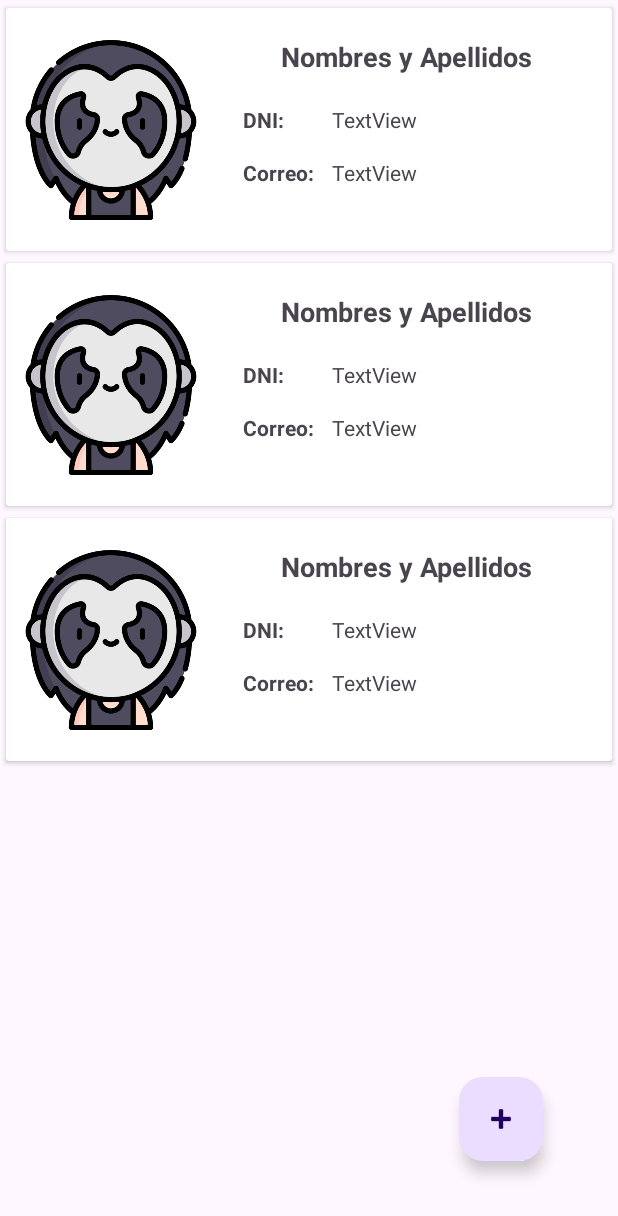
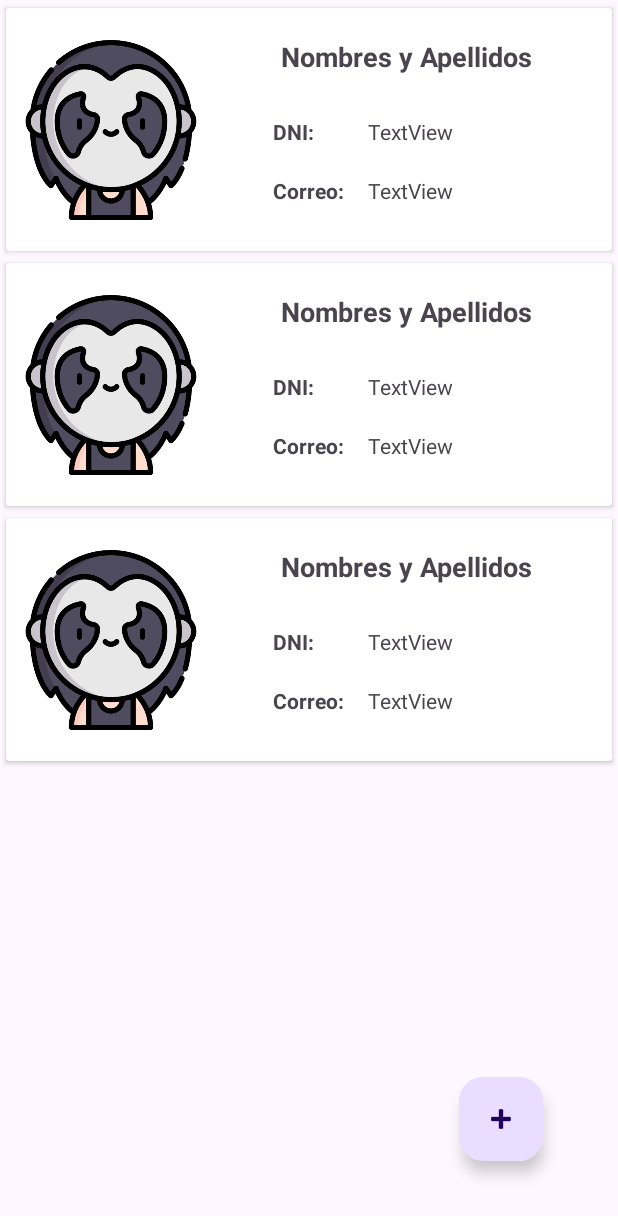
Before and after one commit to MariaCervantesAquino/androidupc, an Android app: the layout activity_main.xml on its own in the app's theme, with its tools: preview values and no code run, on a phone screen of 412 x 824 dp. Shown: the top 1216 px of the screen. Run offline under Robolectric (Android 15) with nearby library versions, the phone set to English and light mode, and no system bars; network calls fail.

Commit message:
lanzamos los datos al emulador desde la URL

```diff
--- a/app/src/main/java/com/cervantes/proyectosemana5/WebService.kt
+++ b/app/src/main/java/com/cervantes/proyectosemana5/WebService.kt
@@ -7,14 +7,11 @@ import retrofit2.converter.gson.GsonConverterFactory
 import retrofit2.http.GET
 
 object AppConstantes {
-    const val BASE_URL = "http://192.168.0.9:3000/"
+    const val BASE_URL = "http://192.168.0.9:3000"
 }
 interface WebService {
-
     @GET("/personas")
     suspend fun obtenerPersonas():Response<PersonasResponse>
-
-
 
     }
 
--- a/app/src/main/res/layout/activity_main.xml
+++ b/app/src/main/res/layout/activity_main.xml
@@ -8,7 +8,7 @@
     tools:context=".MainActivity">
 
     <com.google.android.material.floatingactionbutton.FloatingActionButton
-        android:id="@+id/floatingActionButton"
+        android:id="@+id/btnNuevo"
         android:layout_width="wrap_content"
         android:layout_height="wrap_content"
         android:layout_marginEnd="50dp"
@@ -19,13 +19,15 @@
         app:srcCompat="@android:drawable/ic_input_add" />
 
     <androidx.recyclerview.widget.RecyclerView
+        android:id="@+id/rvPersonas"
         android:layout_width="409dp"
         android:layout_height="657dp"
         android:layout_marginStart="1dp"
         android:layout_marginTop="1dp"
         android:layout_marginEnd="1dp"
-        tools:listitem="@layout/fila"
         app:layout_constraintEnd_toEndOf="parent"
+        app:layout_constraintHorizontal_bias="0.0"
         app:layout_constraintStart_toStartOf="parent"
-        app:layout_constraintTop_toTopOf="parent" />
+        app:layout_constraintTop_toTopOf="parent"
+        tools:listitem="@layout/fila" />
 </androidx.constraintlayout.widget.ConstraintLayout>
--- a/app/src/main/res/layout/fila.xml
+++ b/app/src/main/res/layout/fila.xml
@@ -1,6 +1,7 @@
 <?xml version="1.0" encoding="utf-8"?>
 <LinearLayout xmlns:android="http://schemas.android.com/apk/res/android"
     xmlns:app="http://schemas.android.com/apk/res-auto"
+    xmlns:tools="http://schemas.android.com/tools"
     android:orientation="vertical"
     android:layout_width="match_parent"
     android:layout_height="170dp">
@@ -25,7 +26,7 @@
                 app:srcCompat="@drawable/iconogotico" />
 
             <TextView
-                android:id="@+id/FilaNombres"
+                android:id="@+id/filaNombres"
                 android:layout_width="wrap_content"
                 android:layout_height="wrap_content"
                 android:layout_marginTop="20dp"
@@ -40,29 +41,29 @@
                 android:id="@+id/textView2"
                 android:layout_width="wrap_content"
                 android:layout_height="wrap_content"
-                android:layout_marginStart="28dp"
-                android:layout_marginTop="20dp"
+                android:layout_marginStart="48dp"
+                android:layout_marginTop="28dp"
                 android:text="DNI:"
                 android:textStyle="bold"
                 app:layout_constraintStart_toEndOf="@+id/imageView"
-                app:layout_constraintTop_toBottomOf="@+id/FilaNombres" />
+                app:layout_constraintTop_toBottomOf="@+id/filaNombres" />
 
             <TextView
                 android:id="@+id/filaDni"
                 android:layout_width="wrap_content"
                 android:layout_height="wrap_content"
-                android:layout_marginStart="32dp"
-                android:layout_marginTop="20dp"
+                android:layout_marginStart="36dp"
+                android:layout_marginTop="28dp"
                 android:text="TextView"
                 app:layout_constraintStart_toEndOf="@+id/textView2"
-                app:layout_constraintTop_toBottomOf="@+id/FilaNombres" />
+                app:layout_constraintTop_toBottomOf="@+id/filaNombres" />
 
             <TextView
                 android:id="@+id/textView4"
                 android:layout_width="wrap_content"
                 android:layout_height="wrap_content"
-                android:layout_marginStart="28dp"
-                android:layout_marginTop="16dp"
+                android:layout_marginStart="48dp"
+                android:layout_marginTop="20dp"
                 android:text="Correo:"
                 android:textStyle="bold"
                 app:layout_constraintStart_toEndOf="@+id/imageView"
@@ -72,8 +73,8 @@
                 android:id="@+id/filaCorreo"
                 android:layout_width="wrap_content"
                 android:layout_height="wrap_content"
-                android:layout_marginStart="12dp"
-                android:layout_marginTop="16dp"
+                android:layout_marginStart="16dp"
+                android:layout_marginTop="20dp"
                 android:text="TextView"
                 app:layout_constraintStart_toEndOf="@+id/textView4"
                 app:layout_constraintTop_toBottomOf="@+id/filaDni" />
```
Also changed, not shown: app/src/main/java/com/cervantes/proyectosemana5/Adaptador.kt (+38 -1 lines), app/src/main/java/com/cervantes/proyectosemana5/MainActivity.kt (+37 -0 lines).
